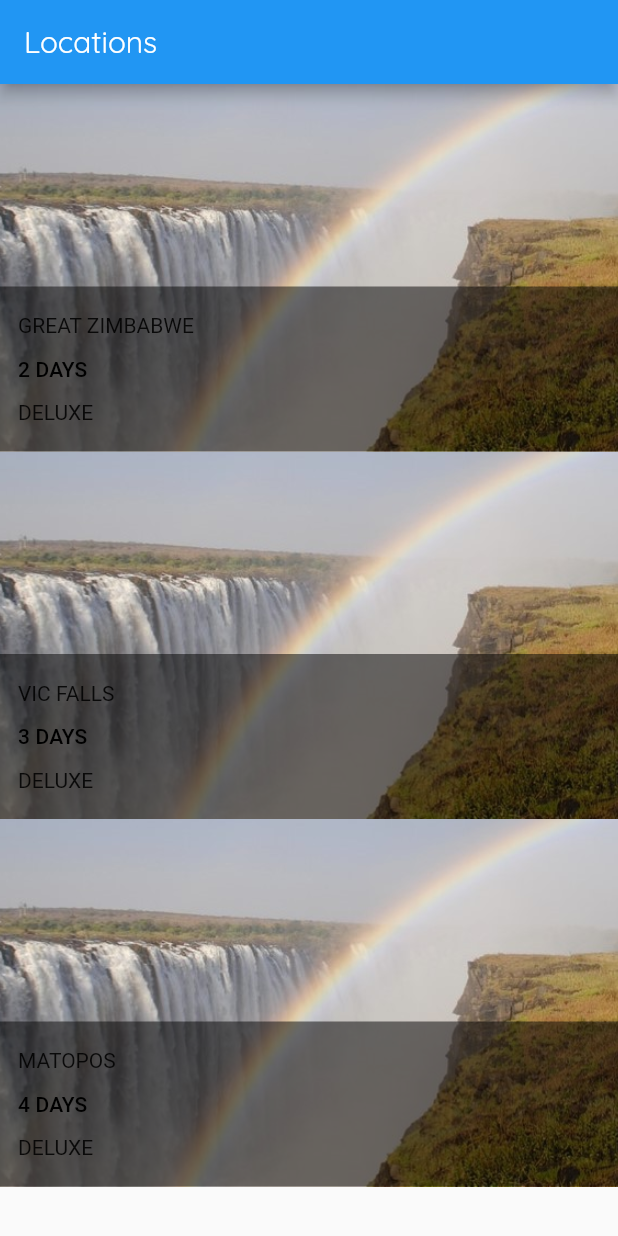
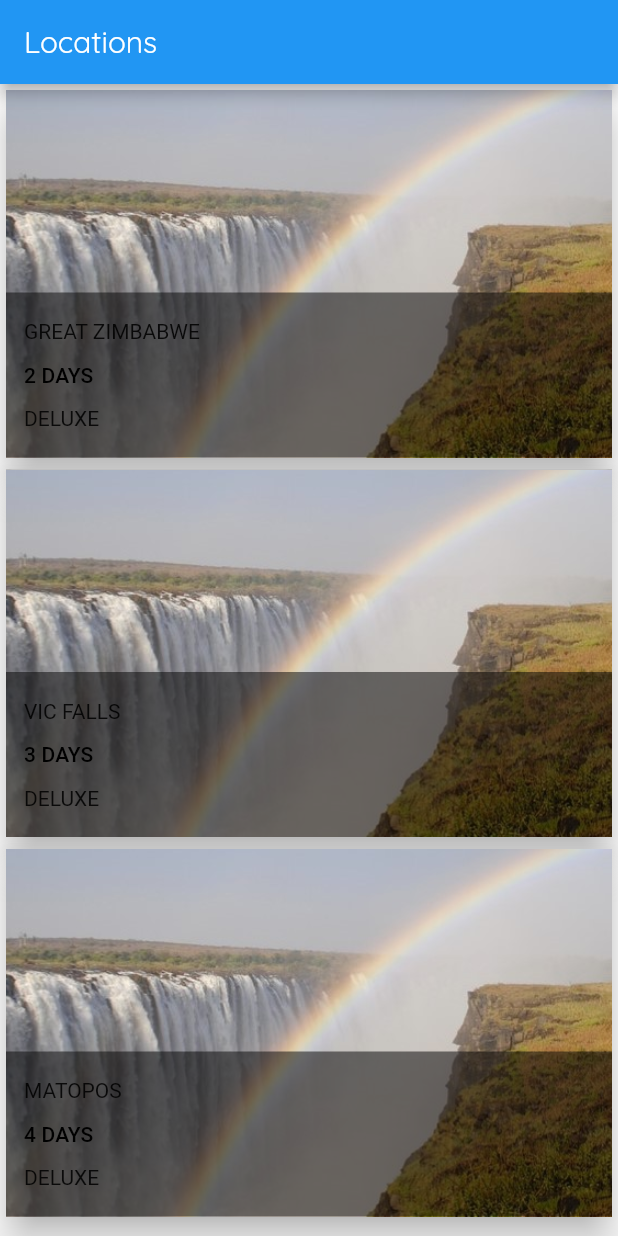
Before and after one commit to simandebvu/zim-flutter, a Flutter app: the screen it shows after launch, on a phone screen of 412 x 824 dp. Run offline on Flutter 3.47's test engine with Material 2 defaults, Android fonts, the phone set to English and light mode, and no system bars.

Commit message:
Add card view

```diff
--- a/zimflutterapp/lib/src/screens/locations/locations.dart
+++ b/zimflutterapp/lib/src/screens/locations/locations.dart
@@ -27,6 +27,8 @@ class Locations extends StatelessWidget {
 
   Widget _itemBuilder(BuildContext context, Location location) {
     return GestureDetector(
+      child: Card(
+        elevation: 10.0,
         child: Container(
           child: Stack(
             children: <Widget>[
@@ -35,7 +37,7 @@ class Locations extends StatelessWidget {
             ],
           ),
           height: 245.0,
-
+        ),
       ),
       onTap: () => _onLocationTap(context, location.id),
     );
```
Lines whose indentation alone changed are shown as unchanged.
